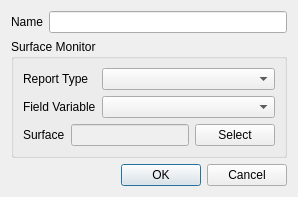
Old version of the form view/solution/monitors/surface_dialog.ui in the repository nextfoam/baram.
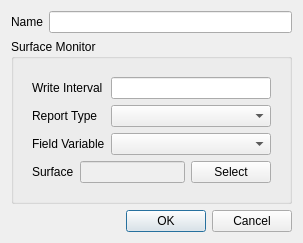
New version of the form.

Commit message: #142 모니터링 항목에 write interval 추가, surface 모니터 report type 추가

The edit to the form file:
```diff
--- a/view/solution/monitors/surface_dialog.ui
+++ b/view/solution/monitors/surface_dialog.ui
@@ -6,8 +6,8 @@
    <rect>
     <x>0</x>
     <y>0</y>
-    <width>298</width>
-    <height>192</height>
+    <width>303</width>
+    <height>238</height>
    </rect>
   </property>
   <property name="windowTitle">
@@ -51,36 +51,41 @@
       <item>
        <widget class="QWidget" name="properties" native="true">
         <layout class="QFormLayout" name="formLayout">
-         <property name="leftMargin">
-          <number>0</number>
-         </property>
-         <property name="topMargin">
-          <number>0</number>
-         </property>
-         <property name="rightMargin">
-          <number>0</number>
-         </property>
          <property name="bottomMargin">
           <number>0</number>
          </property>
          <item row="0" column="0">
+          <widget class="QLabel" name="label_4">
+           <property name="text">
+            <string>Write Interval</string>
+           </property>
+          </widget>
+         </item>
+         <item row="0" column="1">
+          <widget class="QLineEdit" name="writeInterval">
+           <property name="text">
+            <string/>
+           </property>
+          </widget>
+         </item>
+         <item row="1" column="0">
           <widget class="QLabel" name="label">
            <property name="text">
             <string>Report Type</string>
            </property>
           </widget>
          </item>
-         <item row="0" column="1">
+         <item row="1" column="1">
           <widget class="QComboBox" name="reportType"/>
          </item>
-         <item row="1" column="0">
+         <item row="2" column="0">
           <widget class="QLabel" name="label_2">
            <property name="text">
             <string>Field Variable</string>
            </property>
           </widget>
          </item>
-         <item row="1" column="1">
+         <item row="2" column="1">
           <widget class="QComboBox" name="fieldVariable"/>
          </item>
         </layout>
@@ -90,16 +95,16 @@
        <widget class="QWidget" name="widget" native="true">
         <layout class="QHBoxLayout" name="horizontalLayout">
          <property name="leftMargin">
-          <number>0</number>
+          <number>9</number>
          </property>
          <property name="topMargin">
           <number>0</number>
          </property>
          <property name="rightMargin">
-          <number>0</number>
+          <number>9</number>
          </property>
          <property name="bottomMargin">
-          <number>0</number>
+          <number>9</number>
          </property>
          <item>
           <widget class="QLabel" name="label_3">
```
The commit also changes 12 other files.
